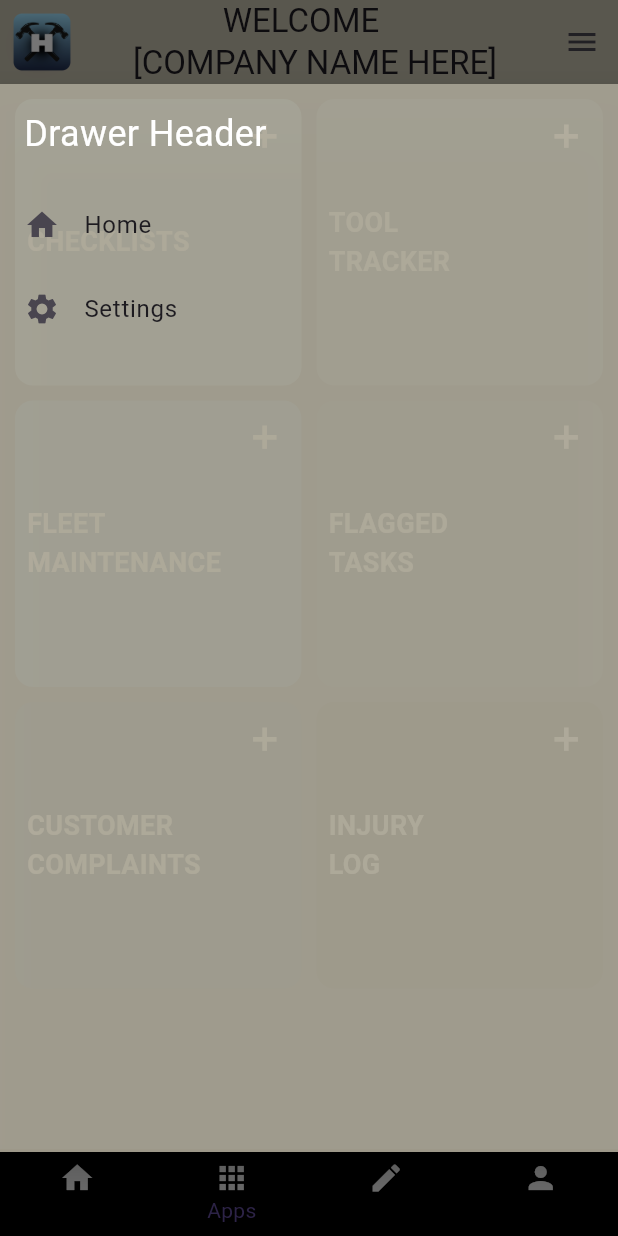
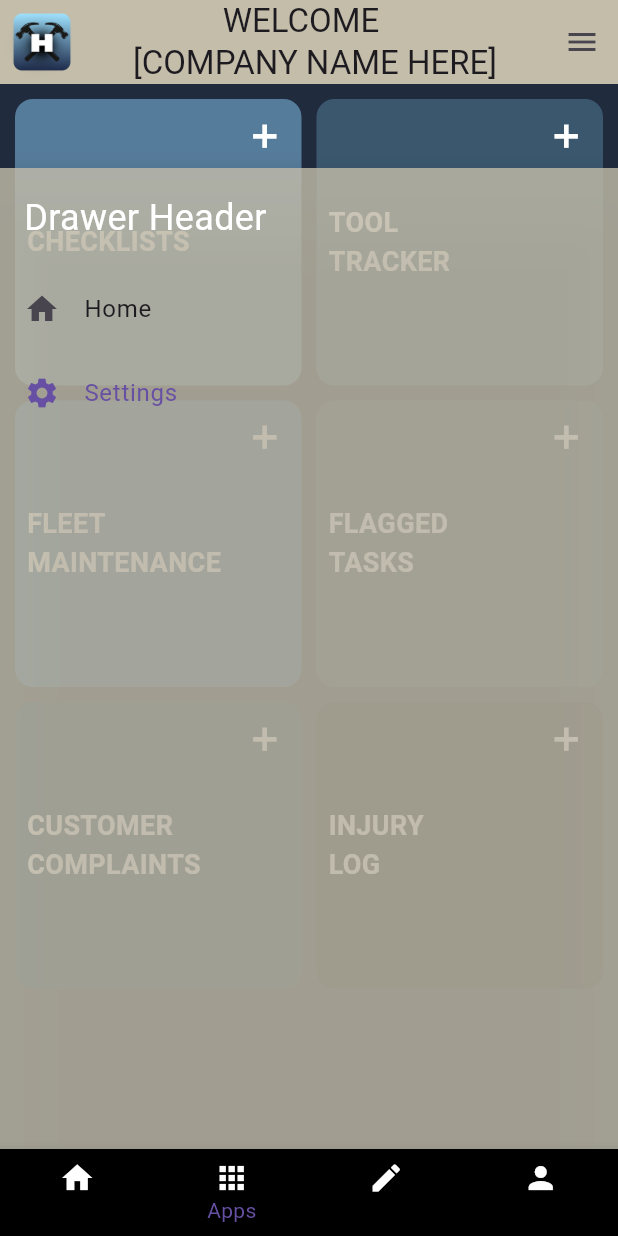
Before and after one commit to LordHandLee/HammerOps, a Flutter app: the MyHomePage screen opened by its route, item 2 of the bottom bar chosen, after a tap on the "menu" icon, on a phone screen of 412 x 824 dp. Run offline on Flutter 3.47's test engine with Material 3 defaults, Android fonts, the phone set to English and light mode, and no system bars; our stand-ins replace fl_chart.

Commit message:
Created custom drawer class that animates opening from the top down.

```diff
--- a/lib/main.dart
+++ b/lib/main.dart
@@ -77,6 +77,7 @@ class _MyHomePageState extends State<MyHomePage> {
 
   int _counter = 0;
   int _selectedIndex = 0;
+  bool _isDrawerOpen = false;
 
   // Pages for navigation
   final List<Widget> _pages = const [
@@ -171,8 +172,17 @@ class _MyHomePageState extends State<MyHomePage> {
             height: 40,
           ),
           title: Center(child: const Text('\t\t\t\t\t\t\t\t\t\t\tWELCOME\n[COMPANY NAME HERE]')),
-          backgroundColor: Color.fromARGB(255, 195, 189, 170)),
-          endDrawer: MyDrawer(),
+          backgroundColor: Color.fromARGB(255, 195, 189, 170),
+          actions: [
+            IconButton(
+              icon: const Icon(Icons.menu),
+              onPressed: () {
+                setState(() {
+                  _isDrawerOpen = !_isDrawerOpen;
+                });
+              })
+          ],),
+          // endDrawer: MyDrawer(),
       // endDrawer: Drawer(
       //   backgroundColor: Color.fromARGB(205, 195, 189, 170),
       //   child: SafeArea(
@@ -227,7 +237,24 @@ class _MyHomePageState extends State<MyHomePage> {
       ),
 
 
-      body: _pages[_selectedIndex],
+      body: Stack(
+        children: [
+           _pages[_selectedIndex],
+
+          MyDrawer(
+            isDrawerOpen: _isDrawerOpen,
+            selectedIndex: _selectedIndex,
+            onSelectItem: (index) {
+              setState(() {
+                _selectedIndex = index;
+              });
+            },
+          ),
+        ],
+      ),
+    );
+  }
+}
       // body: SafeArea(
       //   // scrollable column so expanded tiles can push content and we can scroll
       //   child: SingleChildScrollView(
@@ -291,9 +318,9 @@ class _MyHomePageState extends State<MyHomePage> {
       //     ),
       //   ),
       // ),
-    );
-  }
-}
+//     )
+//   }
+// }
 
 /// A tiny custom expansion tile that has NO gaps, and animates height changes.
 /// Uses AnimatedSize (requires a TickerProvider) to smoothly animate expansion.
--- a/lib/screens/drawer.dart
+++ b/lib/screens/drawer.dart
@@ -1,6 +1,16 @@
 import 'package:flutter/material.dart';
 
 class MyDrawer extends StatelessWidget {
+  final bool isDrawerOpen;
+  final int selectedIndex;
+  final Function(int) onSelectItem;
+
+  const MyDrawer({
+    super.key,
+    required this.isDrawerOpen,
+    required this.selectedIndex,
+    required this.onSelectItem,
+    });
 
   @override
     Widget build(BuildContext context) {
@@ -10,40 +20,82 @@ class MyDrawer extends StatelessWidget {
           final media = MediaQuery.of(context);
           final topPad = kToolbarHeight + media.padding.top;                 // AppBar + status bar
           final bottomPad = kBottomNavigationBarHeight + media.padding.bottom; // Bottom nav + gesture inset
+          final availableHeight = media.size.height - topPad - bottomPad;
 
-          return Padding(
-            padding: EdgeInsets.only(top: topPad, bottom: bottomPad),
-            child: Align(
-              alignment: Alignment.centerRight,
-              child: SizedBox(
-                width: media.size.width, // typical drawer width; adjust as you like
+          return AnimatedPositioned(
+          duration: const Duration(milliseconds: 300),
+          top: isDrawerOpen ? topPad : -availableHeight, // hidden above AppBar
+          left: 0,
+          right: 0,
+          height: availableHeight,
           child: Material(
             elevation: 16,
             color: const Color.fromARGB(205, 195, 189, 170),
             child: SafeArea(
-                    top: false,  // we already applied the top padding above
+              top: false, // already handled by padding
               bottom: false,
               child: ListView(
                 padding: EdgeInsets.zero,
-                      children: const [
-                        // Build your own header (no DrawerHeader; it's the one that
-                        // ignores top padding internally)
-                        Padding(
+                children: [
+                  const Padding(
                     padding: EdgeInsets.all(16),
                     child: Text(
                       'Drawer Header',
                       style: TextStyle(color: Colors.white, fontSize: 24),
                     ),
                   ),
-                        ListTile(leading: Icon(Icons.home), title: Text('Home')),
-                        ListTile(leading: Icon(Icons.settings), title: Text('Settings')),
+                  ListTile(
+                    leading: const Icon(Icons.home),
+                    title: const Text('Home'),
+                    selected: selectedIndex == 0,
+                    onTap: () => onSelectItem(0),
+                  ),
+                  ListTile(
+                    leading: const Icon(Icons.settings),
+                    title: const Text('Settings'),
+                    selected: selectedIndex == 1,
+                    onTap: () => onSelectItem(1),
+                    ),
                 ],
                   ),
-                  ),
-                ),
+
               ),
             ),
           );
+
+          // return Padding(
+          //   padding: EdgeInsets.only(top: topPad, bottom: bottomPad),
+          //   child: Align(
+          //     alignment: Alignment.centerRight,
+          //     child: SizedBox(
+          //       width: media.size.width, // typical drawer width; adjust as you like
+          //       child: Material(
+          //         elevation: 16,
+          //         color: const Color.fromARGB(205, 195, 189, 170),
+          //         child: SafeArea(
+          //           top: false,  // we already applied the top padding above
+          //           bottom: false,
+          //           child: ListView(
+          //             padding: EdgeInsets.zero,
+          //             children: const [
+          //               // Build your own header (no DrawerHeader; it's the one that
+          //               // ignores top padding internally)
+          //               Padding(
+          //                 padding: EdgeInsets.all(16),
+          //                 child: Text(
+          //                   'Drawer Header',
+          //                   style: TextStyle(color: Colors.white, fontSize: 24),
+          //                 ),
+          //               ),
+          //               ListTile(leading: Icon(Icons.home), title: Text('Home')),
+          //               ListTile(leading: Icon(Icons.settings), title: Text('Settings')),
+          //             ],
+          //           ),
+          //         ),
+          //       ),
+          //     ),
+          //   ),
+          // );
         },
       );
     }
```
Lines whose indentation alone changed are shown as unchanged.
